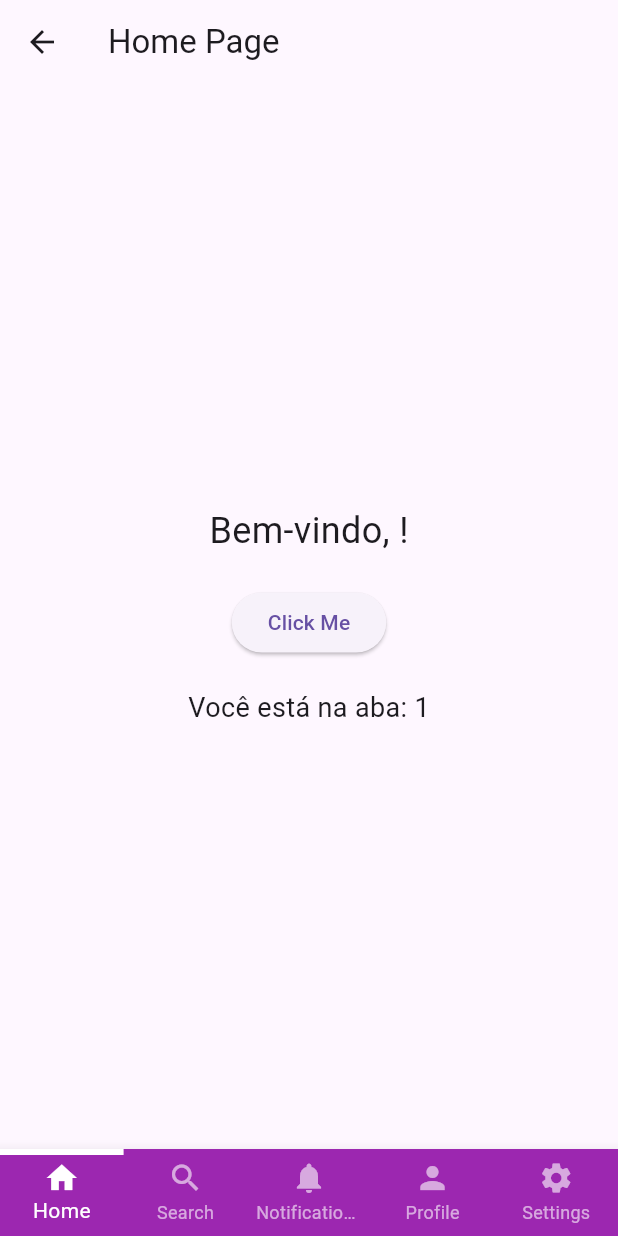
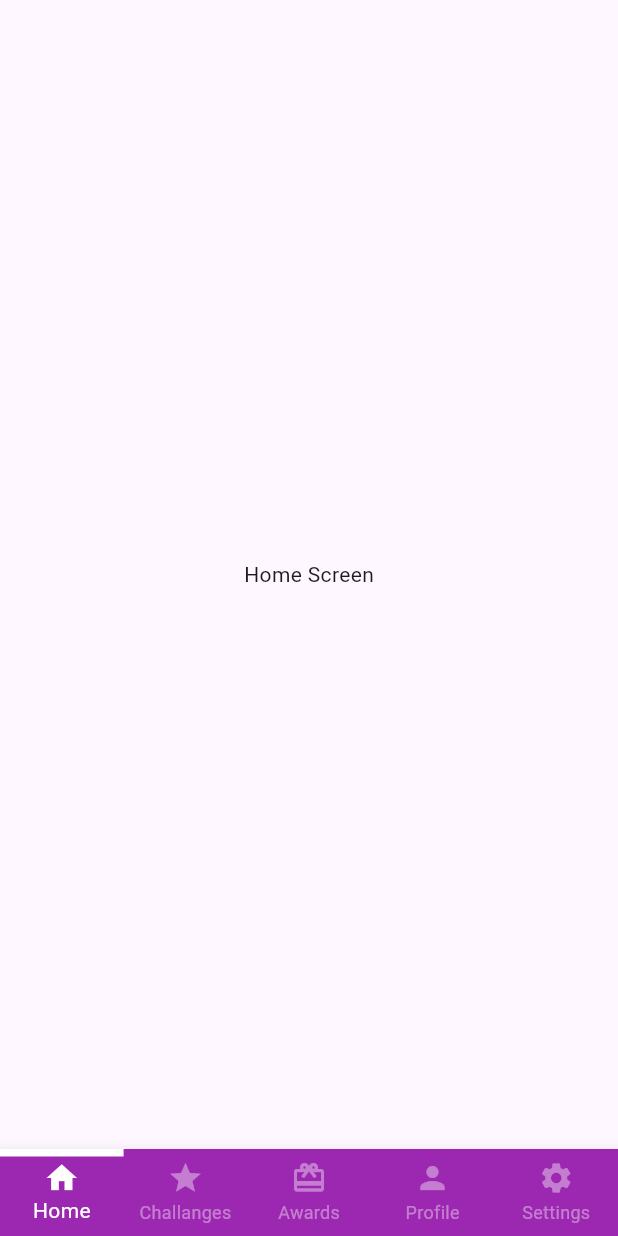
Before and after one commit to EduardoAgostinetti/flutter, a Flutter app: the HomePage screen opened directly with empty values, on a phone screen of 412 x 824 dp. Run offline on Flutter 3.47's test engine with Material 3 defaults, Android fonts, the phone set to English and light mode, and no system bars; our stand-ins replace easy_localization, image_picker, shared_preferences; accounts and stored records are empty; Roboto replaces fonts that are missing (Montserrat).

Commit message:
New commit

```diff
--- a/desport/lib/auth/active_account.dart
+++ b/desport/lib/auth/active_account.dart
@@ -1,5 +1,5 @@
 import 'dart:convert';
-import 'package:desport/home.dart';
+import 'package:desport/home/home.dart';
 import 'package:desport/auth/signin.dart';
 import 'package:flutter/material.dart';
 import 'package:easy_localization/easy_localization.dart';
--- a/desport/lib/auth/signin.dart
+++ b/desport/lib/auth/signin.dart
@@ -7,7 +7,7 @@ import 'signup.dart';
 import 'forgot.dart';
 import '../loading.dart';
 import 'active_account.dart';
-import '../home.dart';
+import '../home/home.dart';
 
 class LoginScreen extends StatefulWidget {
   const LoginScreen({super.key});
--- a/desport/lib/home.dart
+++ b/desport/lib/home/home.dart
@@ -1,4 +1,5 @@
 import 'package:flutter/material.dart';
+import 'profile.dart';
 
 class HomePage extends StatefulWidget {
   final Map<String, dynamic> user;
@@ -21,32 +22,15 @@ class _HomePageState extends State<HomePage> {
   @override
   Widget build(BuildContext context) {
     return Scaffold(
-      appBar: AppBar(
-        title: const Text('Home Page'),
-      ),
-      body: Center(
-        child: Column(
-          mainAxisAlignment: MainAxisAlignment.center,
-          children: <Widget>[
-            Text(
-              'Bem-vindo, ${widget.user['name']}!',
-              style: const TextStyle(fontSize: 24),
-            ),
-            const SizedBox(height: 20),
-            ElevatedButton(
-              onPressed: () {
-                // Ação ao clicar no botão
-                print('Button clicked!');
-              },
-              child: const Text('Click Me'),
-            ),
-            const SizedBox(height: 20),
-            Text(
-              'Você está na aba: ${_selectedIndex + 1}',
-              style: const TextStyle(fontSize: 18),
-            ),
-          ],
-        ),
+      body: IndexedStack(
+        index: _selectedIndex, // Controla qual tela será exibida
+        children: [
+          Center(child: const Text('Home Screen')),
+          Center(child: const Text('Challenges Screen')),
+          Center(child: const Text('Awards Screen')),
+          Profile(user: widget.user),
+          Center(child: const Text('Settings Screen')),
+        ],
       ),
       bottomNavigationBar: Stack(
         children: [
@@ -54,19 +38,19 @@ class _HomePageState extends State<HomePage> {
             type: BottomNavigationBarType.fixed,
             backgroundColor: Colors.purple,
             selectedItemColor: Colors.white,
-            unselectedItemColor: Colors.white.withOpacity(0.6),
+            unselectedItemColor: Colors.white.withOpacity(0.4),
             items: const [
               BottomNavigationBarItem(
                 icon: Icon(Icons.home),
                 label: 'Home',
               ),
               BottomNavigationBarItem(
-                icon: Icon(Icons.search),
-                label: 'Search',
+                icon: Icon(Icons.star),
+                label: 'Challanges',
               ),
               BottomNavigationBarItem(
-                icon: Icon(Icons.notifications),
-                label: 'Notifications',
+                icon: Icon(Icons.card_giftcard),
+                label: 'Awards',
               ),
               BottomNavigationBarItem(
                 icon: Icon(Icons.person),
@@ -85,7 +69,7 @@ class _HomePageState extends State<HomePage> {
             left: MediaQuery.of(context).size.width / 5 * _selectedIndex,
             width: MediaQuery.of(context).size.width / 5,
             child: Container(
-              height: 4,
+              height: 5,
               color: Colors.white,
             ),
           ),
--- a/desport/pubspec.yaml
+++ b/desport/pubspec.yaml
@@ -17,6 +17,7 @@ dependencies:
   http: ^0.13.4
   shared_preferences: ^2.0.18
   cupertino_icons: ^1.0.8
+  image_picker: ^1.1.2
 
 dev_dependencies:
   flutter_test:
```
Also changed, not shown: desport/lib/home/profile.dart (added, +80 -0 lines), desport/pubspec.lock, 6 other files.
